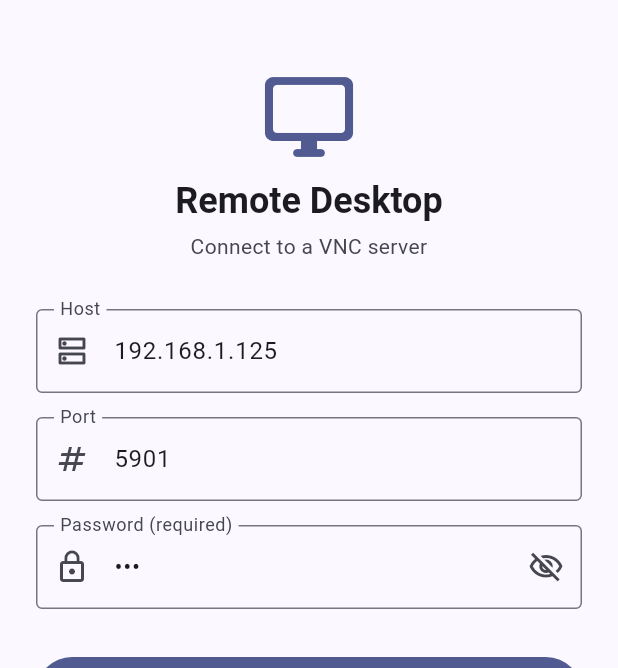
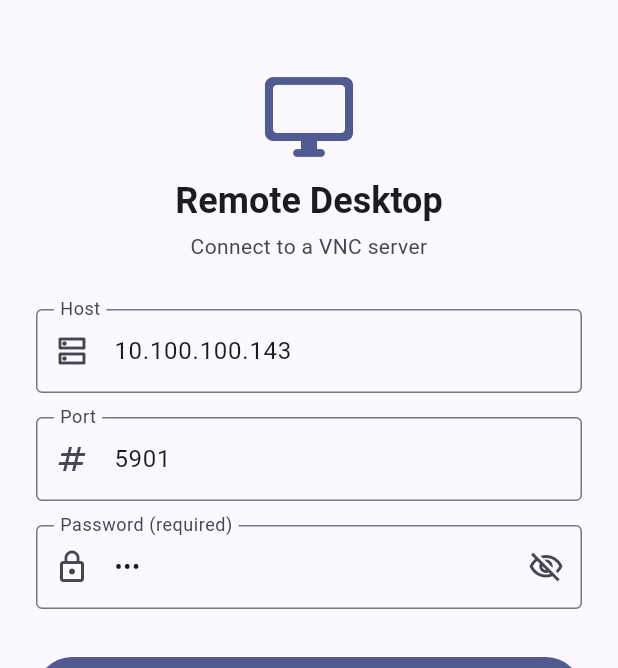
Before and after one commit to ke112/flutter_app_rfb, a Flutter app: the screen it shows after launch, on a phone screen of 412 x 824 dp, the part 63-731 px from its top. Run offline on Flutter 3.47's test engine with Material 3 defaults, Android fonts, the phone set to English and light mode, and no system bars; missing offline and left inert: dart_rfb.

Commit message:
feat: 添加视频demo

```diff
--- a/lib/vnc/vnc_connect_page.dart
+++ b/lib/vnc/vnc_connect_page.dart
@@ -18,7 +18,7 @@ class VncConnectPage extends StatefulWidget {
 
 class _VncConnectPageState extends State<VncConnectPage> {
   final _formKey = GlobalKey<FormState>();
-  final _hostController = TextEditingController(text: '192.168.1.125');
+  final _hostController = TextEditingController(text: '10.100.100.143');
   final _portController = TextEditingController(text: '5901');
   final _passwordController = TextEditingController(text: 'abc');
 
```
Also changed, not shown: 1 other file.
